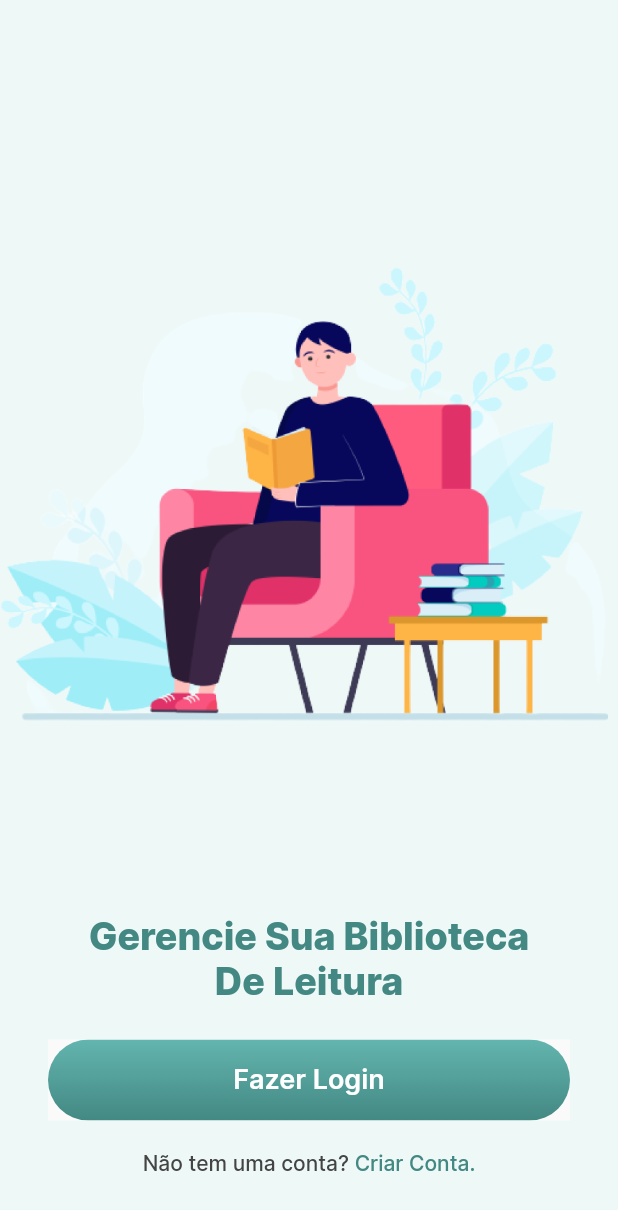
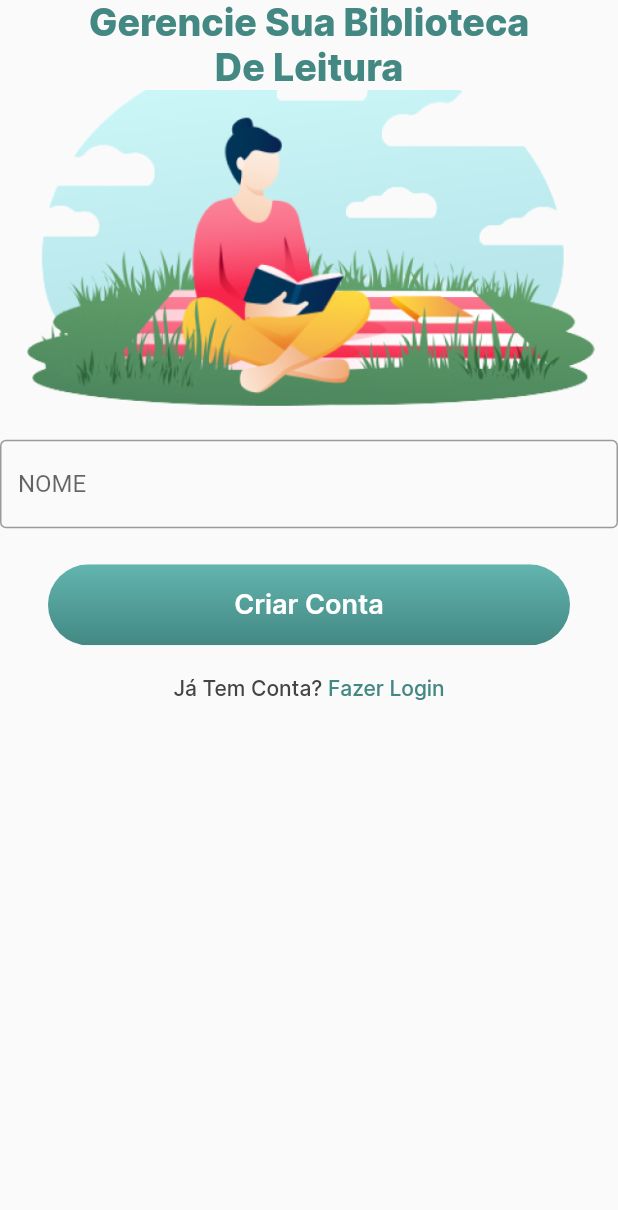
Before and after one commit to ramonzacarias/minha_estante, a Flutter app: the screen it shows after launch, on a phone screen of 412 x 824 dp. Shown: the top 1210 px of the screen. Run offline on Flutter 3.47's test engine with Material 2 defaults, Android fonts, the phone set to English and light mode, and no system bars.

Commit message:
Criando a tela sign_up_page

```diff
--- a/lib/app.dart
+++ b/lib/app.dart
@@ -1,13 +1,15 @@
 import 'package:flutter/material.dart';
-import 'package:minha_estante/features/onboarding/onboarding_page.dart';
+import 'package:minha_estante/commom/themes/default_theme.dart';
+import 'package:minha_estante/features/sign_up/sign_up.dart';
 
 class App extends StatelessWidget {
   const App({super.key});
 
   @override
   Widget build(BuildContext context) {
-    return const MaterialApp(
-      home: OnboardingPage()
+    return MaterialApp(
+      theme: defaultTheme,
+      home: const SignUpPage()
     );
   }
 }
--- /dev/null
+++ b/lib/commom/themes/default_theme.dart
@@ -0,0 +1,11 @@
+import 'package:flutter/material.dart';
+
+final defaultTheme = ThemeData(
+  inputDecorationTheme: const InputDecorationTheme(
+    focusedBorder: OutlineInputBorder(
+      borderSide: BorderSide(
+        color: Colors.red,
+      ),
+    ),
+  ),
+);
--- a/lib/features/sign_up/sign_up.dart
+++ b/lib/features/sign_up/sign_up.dart
@@ -1 +1,83 @@
-//teste
+import 'dart:developer';
+import 'package:flutter/material.dart';
+
+import '../../commom/constants/app_colors.dart';
+import '../../commom/constants/app_text_styles.dart';
+import '../../commom/widgets/multi_text_button.dart';
+import '../../commom/widgets/primary_button.dart';
+
+class SignUpPage extends StatelessWidget {
+  const SignUpPage({super.key});
+
+  @override
+  Widget build(BuildContext context) {
+    return Scaffold(
+      body: ListView(
+        // physics cria um efeito ao tentar rolar a página quando ela estiver no limite
+        physics: const ClampingScrollPhysics(
+          parent: AlwaysScrollableScrollPhysics(),
+        ),
+        children: [
+          Text(
+            'Gerencie Sua Biblioteca',
+            textAlign: TextAlign.center,
+            style: AppTextStyles.bigText.copyWith(
+              color: AppColors.greenLightTwo,
+            ),
+          ),
+          Text(
+            'De Leitura',
+            textAlign: TextAlign.center,
+            style: AppTextStyles.bigText.copyWith(
+              color: AppColors.greenLightTwo,
+            ),
+          ),
+          Image.asset(
+            'assets/images/sign_up_image.png',
+          ),
+          Form(
+            child: Column(
+              children: [
+                TextFormField(
+                  decoration: const InputDecoration(
+                    labelText: "NOME",
+                    border: OutlineInputBorder(),
+                  ),
+                )
+              ],
+            )
+          ),
+          Padding(
+            padding: const EdgeInsets.only(
+              left: 32.0,
+              right: 32.0,
+              top: 24.0,
+              bottom: 4.0,
+            ),
+            child: PrimaryButton(
+              text: 'Criar Conta',
+              onPressed: () => log('tap'),
+            ),
+          ),
+          MultiTextButton(
+            onPressed: () => log('tap'),
+            children: [
+              Text(
+                'Já Tem Conta? ',
+                style: AppTextStyles.smallText.copyWith(
+                  color: AppColors.grey,
+                ),
+              ),
+              Text(
+                'Fazer Login',
+                style: AppTextStyles.smallText.copyWith(
+                  color: AppColors.greenLightTwo,
+                ),
+              ),
+            ],
+          ),
+        ],
+      ),
+    );
+  }
+}
```
Also changed, not shown: assets/images/sign_up_image.png (added).
